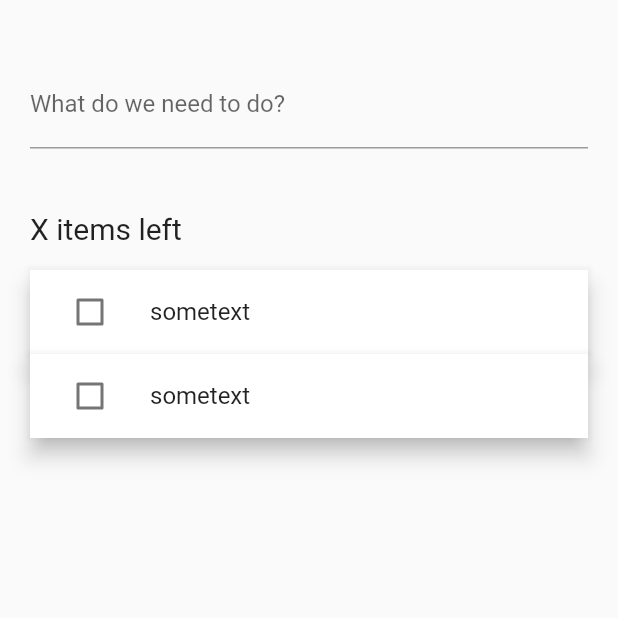
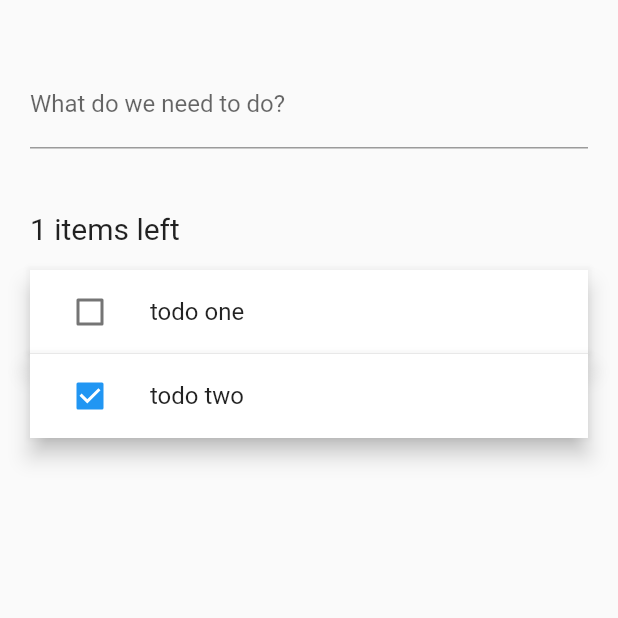
Before and after one commit to dwyl/flutter-bloc-tutorial, a Flutter app: the screen it shows after launch, on a phone screen of 412 x 824 dp, the top half of it. Run offline on Flutter 3.47's test engine with Material 2 defaults, Android fonts, the phone set to English and light mode, and no system bars; our stand-ins replace bloc, equatable, flutter_bloc.

Commit message:
feat: Adding Bloc and Equatible. Setting up list of todos bloc and making changes to UI based on state changes.

```diff
--- /dev/null
+++ b/lib/bloc/todo_bloc.dart
@@ -0,0 +1,51 @@
+import 'package:bloc/bloc.dart';
+import 'package:equatable/equatable.dart';
+import 'package:meta/meta.dart';
+import 'package:todo/todo.dart';
+
+part 'todo_event.dart';
+part 'todo_state.dart';
+
+final List<TodoItem> mockItems = [
+  const TodoItem(description: "todo one", id: "1"),
+  const TodoItem(description: "todo two", id: "2", completed: true)
+];
+
+class TodoBloc extends Bloc<TodoEvent, TodoState> {
+  // List holding the todo items
+  final List<TodoItem> _todoItems = mockItems;
+  List<TodoItem> get items => _todoItems;
+
+  // Bloc constructor and adding event handlers
+  TodoBloc() : super(TodoInitialState(items: mockItems)) {
+    on<AddTodoEvent>(_addTodo);
+    on<RemoveTodoEvent>(_removeTodo);
+    on<ToggleTodoEvent>(_toggleTodo);
+  }
+
+  // AddTodo event handler which emits TodoAdded state
+  _addTodo(AddTodoEvent event, Emitter<TodoState> emit) {
+    _todoItems.add(event.todoObj);
+    emit(TodoAddedState(items: _todoItems));
+  }
+
+  // RemoveTodo event handler which emits TodoDeleted state
+  _removeTodo(RemoveTodoEvent event, Emitter<TodoState> emit) {
+    _todoItems.removeWhere((element) => element.id == event.todoObj.id);
+    emit(TodoDeletedState(items: _todoItems));
+  }
+
+  // ToggleTodo event handler which emits a TodoToggled state
+  _toggleTodo(ToggleTodoEvent event, Emitter<TodoState> emit) {
+    int indexToChange = _todoItems.indexWhere((element) => element.id == event.todoObj.id);
+
+    // If the element is found, we create a copy of the element with the `completed` field toggled.
+    if (indexToChange != -1) {
+      TodoItem itemToChange = _todoItems[indexToChange];
+      TodoItem updatedItem = TodoItem(description: itemToChange.description, id: itemToChange.id, completed: !itemToChange.completed);
+
+      _todoItems[indexToChange] = updatedItem;
+    }
+    emit(TodoToggledState(items: _todoItems));
+  }
+}
--- /dev/null
+++ b/lib/bloc/todo_event.dart
@@ -0,0 +1,39 @@
+part of 'todo_bloc.dart';
+
+@immutable
+abstract class TodoEvent extends Equatable {
+  const TodoEvent();
+
+  @override
+  List<Object> get props => [];
+}
+
+// AddTodo event when an item is added
+class AddTodoEvent extends TodoEvent {
+  final TodoItem todoObj;
+
+  const AddTodoEvent(this.todoObj);
+
+  @override
+  List<Object> get props => [todoObj];
+}
+
+// RemoveTodo event when an item is removed
+class RemoveTodoEvent extends TodoEvent {
+  final TodoItem todoObj;
+
+  const RemoveTodoEvent(this.todoObj);
+
+  @override
+  List<Object> get props => [todoObj];
+}
+
+// RemoveTodo event when an item is toggled
+class ToggleTodoEvent extends TodoEvent {
+  final TodoItem todoObj;
+
+  const ToggleTodoEvent(this.todoObj);
+
+  @override
+  List<Object> get props => [todoObj];
+}
--- /dev/null
+++ b/lib/bloc/todo_state.dart
@@ -0,0 +1,40 @@
+part of 'todo_bloc.dart';
+
+@immutable
+abstract class TodoState {
+  final List<TodoItem> items;
+  const TodoState({required this.items});
+
+  @override
+  List<Object> get props => [];
+}
+
+
+// Initial TodoBloc state
+class TodoInitialState extends TodoState {
+  const TodoInitialState({required super.items});
+}
+
+// TodoBloc state when a todo item is added
+class TodoAddedState extends TodoState {
+  final List<TodoItem> items;
+  const TodoAddedState({required this.items}) : super(items: items);
+  @override
+  List<Object> get props => [items];
+}
+
+// TodoBloc state when a todo item is removed from the list
+class TodoDeletedState extends TodoState {
+  final List<TodoItem> items;
+  const TodoDeletedState({required this.items}) : super(items: items);
+  @override
+  List<Object> get props => [items];
+}
+
+// TodoBloc state when a todo item is toggled inside the list
+class TodoToggledState extends TodoState {
+  final List<TodoItem> items;
+  const TodoToggledState({required this.items}) : super(items: items);
+  @override
+  List<Object> get props => [items];
+}
--- a/lib/main.dart
+++ b/lib/main.dart
@@ -1,4 +1,7 @@
 import 'package:flutter/material.dart';
+import 'package:flutter_bloc/flutter_bloc.dart';
+import 'package:todo/bloc/todo_bloc.dart';
+import 'package:todo/todo.dart';
 
 void main() {
   runApp(const MainApp());
@@ -15,10 +18,13 @@ class _MainAppState extends State<MainApp> {
   @override
   Widget build(BuildContext context) {
     return MaterialApp(
-        home: Scaffold(
+        home: BlocProvider(
+      create: (context) => TodoBloc(),
+      child: Scaffold(
           body: ListView(
         padding: const EdgeInsets.symmetric(horizontal: 20, vertical: 40),
         children: [
+          // Textfield to add new todo item
           TextField(
             decoration: const InputDecoration(
               labelText: 'What do we need to do?',
@@ -27,20 +33,45 @@ class _MainAppState extends State<MainApp> {
               print("submit new todo:$value");
             },
           ),
+
           const SizedBox(height: 42),
-        const Padding(
-          padding: EdgeInsets.only(bottom: 16.0),
-          child: Text('X items left', style: TextStyle(fontSize: 20)),
+
+          // Title for items left
+          BlocBuilder<TodoBloc, TodoState>(
+            builder: (context, state) {
+              int numItemsLeft = state.items.where((element) => element.completed).length;
+
+              return Padding(
+                padding: const EdgeInsets.only(bottom: 16.0),
+                child: Text('${numItemsLeft} items left', style: const TextStyle(fontSize: 20)),
+              );
+            },
           ),
-        const TodoItem(),
-        const TodoItem(),
+
+          // List of items
+          BlocBuilder<TodoBloc, TodoState>(
+            builder: (context, state) {
+              List<TodoItem> items = state.items;
+
+              return ListView(
+                shrinkWrap: true,
+                children: [
+                  if (items.isNotEmpty) const Divider(height: 0),
+                  for (var i = 0; i < items.length; i++) ...[if (i > 0) const Divider(height: 0), ItemCard(item: items[i])],
                 ],
-    )));
+              );
+            },
+          ),
+        ],
+      )),
+    ));
   }
 }
 
-class TodoItem extends StatelessWidget {
-  const TodoItem({super.key});
+class ItemCard extends StatelessWidget {
+  TodoItem item;
+
+  ItemCard({required this.item, super.key});
 
   @override
   Widget build(BuildContext context) {
@@ -49,13 +80,14 @@ class TodoItem extends StatelessWidget {
       elevation: 6,
       child: ListTile(
         onTap: () {
-          print('tapped');
+          // Create a ToggleTodo event to toggle the `complete` field
+          BlocProvider.of<TodoBloc>(context).add(ToggleTodoEvent(item));
         },
         leading: Checkbox(
-          value: false,
-          onChanged: (value) => print('tapped checkbox'),
+          value: item.completed,
+          onChanged: (value) => {},
         ),
-        title: const Text("sometext"),
+        title: Text(item.description),
       ),
     );
   }
--- /dev/null
+++ b/lib/todo.dart
@@ -0,0 +1,16 @@
+import 'package:flutter/foundation.dart' show immutable;
+
+/// Todo class.
+/// Each `Todo` has an `id`, `description` and `completed` boolean field.
+@immutable
+class TodoItem {
+  const TodoItem({
+    required this.description,
+    required this.id,
+    this.completed = false,
+  });
+
+  final String id;
+  final String description;
+  final bool completed;
+}
--- a/pubspec.yaml
+++ b/pubspec.yaml
@@ -9,6 +9,8 @@ environment:
 dependencies:
   flutter:
     sdk: flutter
+  flutter_bloc: ^8.0.0
+  equatable: ^2.0.0
 
 dev_dependencies:
   flutter_test:
```
Lines whose indentation alone changed are shown as unchanged.
